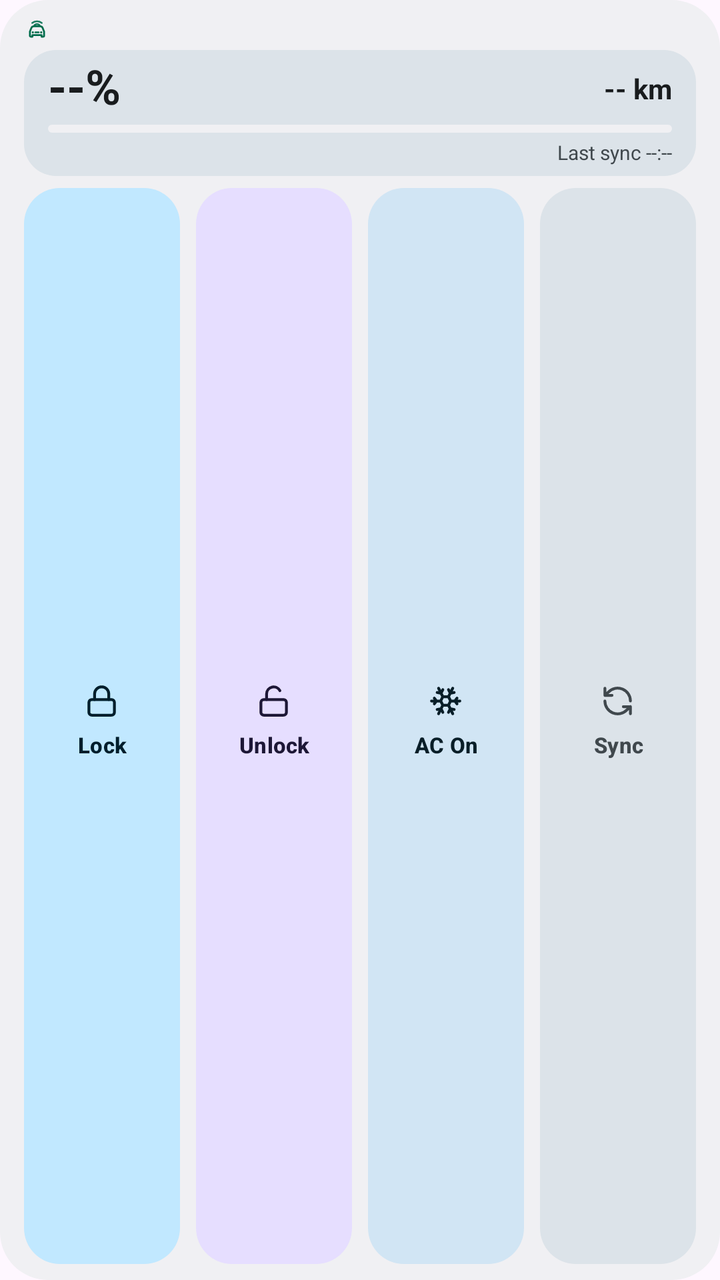
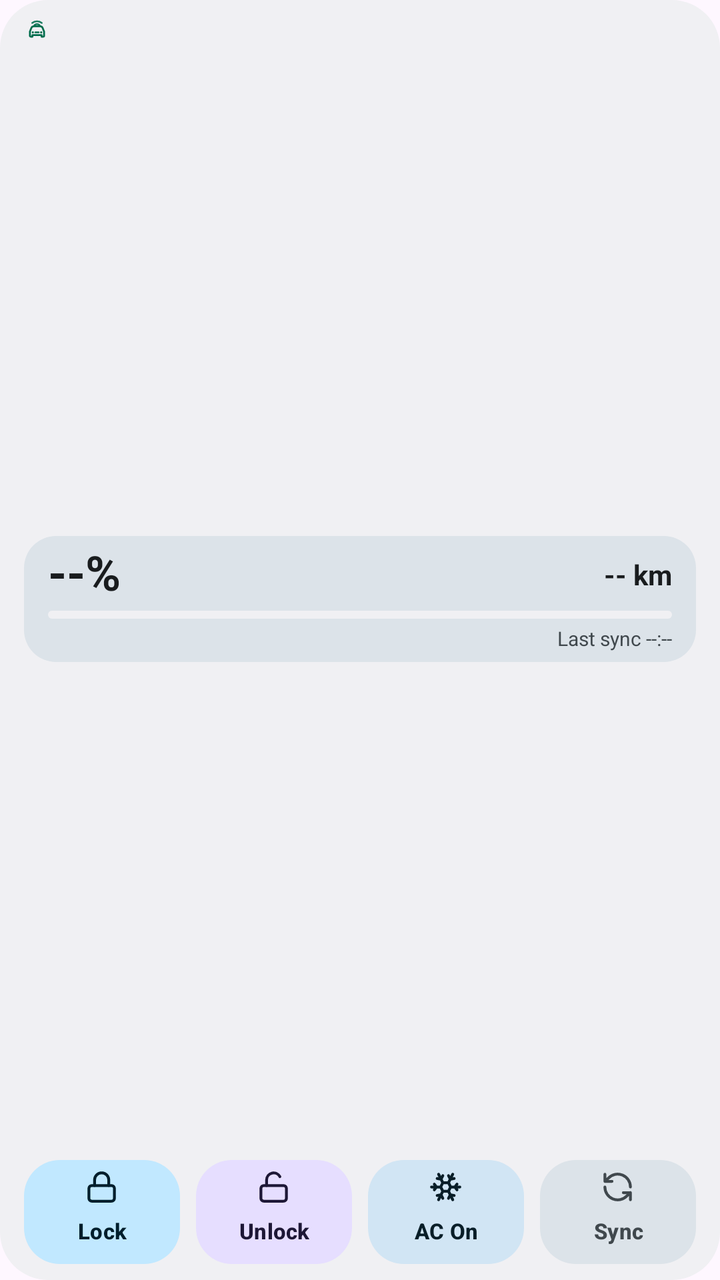

The first picture is an Android layout as it rendered before a commit; the second is the same layout after the commit. The layout source and the unified diff follow.
<!-- AndroidManifest.xml: application theme Theme.BydWatch -->
<!-- res/layout/widget_vehicle.xml -->
<?xml version="1.0" encoding="utf-8"?>
<LinearLayout xmlns:android="http://schemas.android.com/apk/res/android"
    android:id="@+id/widgetRoot"
    android:layout_width="match_parent"
    android:layout_height="match_parent"
    android:background="@drawable/bg_widget_card"
    android:orientation="vertical"
    android:paddingHorizontal="12dp"
    android:paddingVertical="8dp">

    <include layout="@layout/include_widget_4x2_header" />

    
    <LinearLayout
        android:id="@+id/layoutWidgetBatteryCard"
        android:layout_width="match_parent"
        android:layout_height="wrap_content"
        android:layout_marginBottom="6dp"
        android:background="@drawable/bg_widget_subcard"
        android:gravity="center_vertical"
        android:orientation="vertical"
        android:paddingHorizontal="12dp"
        android:paddingVertical="5dp">

        <LinearLayout
            android:layout_width="match_parent"
            android:layout_height="wrap_content"
            android:gravity="center_vertical"
            android:orientation="horizontal">

            <TextView
                android:id="@+id/tvWidgetSoc"
                android:layout_width="wrap_content"
                android:layout_height="wrap_content"
                android:includeFontPadding="false"
                android:text="--%"
                android:textColor="@color/widget_on_surface"
                android:textSize="24sp"
                android:textStyle="bold" />

            <TextView
                android:id="@+id/tvWidgetRange"
                android:layout_width="0dp"
                android:layout_height="wrap_content"
                android:layout_marginStart="10dp"
                android:layout_weight="1"
                android:ellipsize="end"
                android:gravity="end"
                android:maxLines="1"
                android:text="-- km"
                android:textColor="@color/widget_on_surface"
                android:textSize="14sp"
                android:textStyle="bold" />
        </LinearLayout>

        <ProgressBar
            android:id="@+id/pbWidgetSoc"
            style="?android:attr/progressBarStyleHorizontal"
            android:layout_width="match_parent"
            android:layout_height="4dp"
            android:layout_marginTop="4dp"
            android:max="100"
            android:progress="0"
            android:progressDrawable="@drawable/progress_widget_soc_on_card" />

        <LinearLayout
            android:layout_width="match_parent"
            android:layout_height="wrap_content"
            android:layout_marginTop="3dp"
            android:gravity="center_vertical"
            android:orientation="horizontal">

            <LinearLayout
                android:layout_width="0dp"
                android:layout_height="wrap_content"
                android:layout_weight="1"
                android:orientation="horizontal">

                <TextView
                    android:id="@+id/tvWidgetBatteryMeta"
                    android:layout_width="wrap_content"
                    android:layout_height="wrap_content"
                    android:ellipsize="end"
                    android:maxLines="1"
                    android:textColor="@color/widget_on_surface_variant"
                    android:textSize="10sp"
                    android:visibility="gone" />
            </LinearLayout>

            <TextView
                android:id="@+id/tvWidgetLastSync"
                android:layout_width="wrap_content"
                android:layout_height="wrap_content"
                android:layout_marginStart="8dp"
                android:ellipsize="end"
                android:maxLines="1"
                android:text="Last sync --:--"
                android:textColor="@color/widget_on_surface_variant"
                android:textSize="10sp" />
        </LinearLayout>
    </LinearLayout>

    
    <FrameLayout
        android:id="@+id/layoutWidgetLocationBar"
        android:layout_width="0dp"
        android:layout_height="0dp"
        android:visibility="gone" />

    <include layout="@layout/include_widget_4x2_actions" />
</LinearLayout>
<!-- res/layout/include_widget_4x2_header.xml (included above) -->
<?xml version="1.0" encoding="utf-8"?>
<LinearLayout xmlns:android="http://schemas.android.com/apk/res/android"
    android:id="@+id/widgetHeader"
    android:layout_width="match_parent"
    android:layout_height="wrap_content"
    android:layout_marginBottom="4dp"
    android:gravity="center_vertical"
    android:orientation="horizontal">

    <LinearLayout
        android:layout_width="0dp"
        android:layout_height="wrap_content"
        android:layout_weight="1"
        android:gravity="center_vertical"
        android:orientation="horizontal">

        <ImageView
            android:id="@+id/ivWidgetBrandLogo"
            android:layout_width="13dp"
            android:layout_height="13dp"
            android:layout_marginEnd="5dp"
            android:contentDescription="@string/app_name"
            android:src="@drawable/ic_ev_watch_logo"
            android:tint="@color/accent_emerald" />

        <TextView
            android:id="@+id/tvWidgetCarModel"
            android:layout_width="0dp"
            android:layout_height="wrap_content"
            android:layout_weight="1"
            android:ellipsize="end"
            android:maxLines="1"
            android:textColor="@color/widget_on_surface"
            android:textSize="11sp"
            android:textStyle="bold"
            android:visibility="gone" />
    </LinearLayout>

    <TextView
        android:id="@+id/tvWidgetBanner"
        android:layout_width="wrap_content"
        android:layout_height="wrap_content"
        android:layout_marginStart="4dp"
        android:background="@drawable/bg_widget_chip"
        android:ellipsize="end"
        android:maxLines="1"
        android:paddingHorizontal="7dp"
        android:paddingVertical="2.5dp"
        android:text="Ready"
        android:textColor="@color/widget_on_surface_variant"
        android:textSize="10sp"
        android:textStyle="bold"
        android:visibility="gone" />

    <TextView
        android:id="@+id/tvWidgetLockStatus"
        android:layout_width="wrap_content"
        android:layout_height="wrap_content"
        android:layout_marginStart="4dp"
        android:background="@drawable/bg_widget_chip"
        android:maxLines="1"
        android:paddingHorizontal="7dp"
        android:paddingVertical="2.5dp"
        android:text="Locked"
        android:textColor="@color/widget_on_surface_variant"
        android:textSize="10sp"
        android:textStyle="bold"
        android:visibility="gone" />

    <TextView
        android:id="@+id/tvWidgetAcStatus"
        android:layout_width="wrap_content"
        android:layout_height="wrap_content"
        android:layout_marginStart="4dp"
        android:background="@drawable/bg_widget_chip"
        android:maxLines="1"
        android:paddingHorizontal="7dp"
        android:paddingVertical="2.5dp"
        android:text="AC Off"
        android:textColor="@color/widget_on_surface_variant"
        android:textSize="10sp"
        android:textStyle="bold"
        android:visibility="gone" />
</LinearLayout>
<!-- res/layout/include_widget_4x2_actions.xml (included above) -->
<?xml version="1.0" encoding="utf-8"?>
<LinearLayout xmlns:android="http://schemas.android.com/apk/res/android"
    android:layout_width="match_parent"
    android:layout_height="0dp"
    android:layout_weight="1"
    android:orientation="horizontal">

    <LinearLayout
        android:id="@+id/tileWidgetLock"
        android:layout_width="0dp"
        android:layout_height="match_parent"
        android:layout_marginEnd="4dp"
        android:layout_weight="1"
        android:background="@drawable/bg_widget_btn_primary"
        android:gravity="center"
        android:orientation="vertical"
        android:paddingHorizontal="4dp">

        <ImageView
            android:id="@+id/ivWidgetLock"
            android:layout_width="17dp"
            android:layout_height="17dp"
            android:layout_marginBottom="2dp"
            android:importantForAccessibility="no"
            android:src="@drawable/ic_slot_lock"
            android:tint="@color/widget_on_primary_container" />

        <Button
            android:id="@+id/btnWidgetLock"
            android:layout_width="match_parent"
            android:layout_height="wrap_content"
            android:background="@android:color/transparent"
            android:ellipsize="end"
            android:gravity="center"
            android:maxLines="1"
            android:minWidth="0dp"
            android:minHeight="0dp"
            android:padding="0dp"
            android:stateListAnimator="@null"
            android:text="Lock"
            android:textAllCaps="false"
            android:textColor="@color/widget_on_primary_container"
            android:textSize="11sp"
            android:textStyle="bold" />
    </LinearLayout>

    <LinearLayout
        android:id="@+id/tileWidgetUnlock"
        android:layout_width="0dp"
        android:layout_height="match_parent"
        android:layout_marginHorizontal="4dp"
        android:layout_weight="1"
        android:background="@drawable/bg_widget_btn_tertiary"
        android:gravity="center"
        android:orientation="vertical"
        android:paddingHorizontal="4dp">

        <ImageView
            android:id="@+id/ivWidgetUnlock"
            android:layout_width="17dp"
            android:layout_height="17dp"
            android:layout_marginBottom="2dp"
            android:importantForAccessibility="no"
            android:src="@drawable/ic_slot_unlock"
            android:tint="@color/widget_on_tertiary_container" />

        <Button
            android:id="@+id/btnWidgetUnlock"
            android:layout_width="match_parent"
            android:layout_height="wrap_content"
            android:background="@android:color/transparent"
            android:ellipsize="end"
            android:gravity="center"
            android:maxLines="1"
            android:minWidth="0dp"
            android:minHeight="0dp"
            android:padding="0dp"
            android:stateListAnimator="@null"
            android:text="Unlock"
            android:textAllCaps="false"
            android:textColor="@color/widget_on_tertiary_container"
            android:textSize="11sp"
            android:textStyle="bold" />
    </LinearLayout>

    <LinearLayout
        android:id="@+id/tileWidgetAc"
        android:layout_width="0dp"
        android:layout_height="match_parent"
        android:layout_marginHorizontal="4dp"
        android:layout_weight="1"
        android:background="@drawable/bg_widget_btn_secondary"
        android:gravity="center"
        android:orientation="vertical"
        android:paddingHorizontal="4dp">

        <ImageView
            android:id="@+id/ivWidgetAc"
            android:layout_width="17dp"
            android:layout_height="17dp"
            android:layout_marginBottom="2dp"
            android:importantForAccessibility="no"
            android:src="@drawable/ic_slot_ac"
            android:tint="@color/widget_on_secondary_container" />

        <Button
            android:id="@+id/btnWidgetAc"
            android:layout_width="match_parent"
            android:layout_height="wrap_content"
            android:background="@android:color/transparent"
            android:ellipsize="end"
            android:gravity="center"
            android:maxLines="1"
            android:minWidth="0dp"
            android:minHeight="0dp"
            android:padding="0dp"
            android:stateListAnimator="@null"
            android:text="AC On"
            android:textAllCaps="false"
            android:textColor="@color/widget_on_secondary_container"
            android:textSize="11sp"
            android:textStyle="bold" />
    </LinearLayout>

    <LinearLayout
        android:id="@+id/tileWidgetRefresh"
        android:layout_width="0dp"
        android:layout_height="match_parent"
        android:layout_marginStart="4dp"
        android:layout_weight="1"
        android:background="@drawable/bg_widget_btn_tonal"
        android:gravity="center"
        android:orientation="vertical"
        android:paddingHorizontal="4dp">

        <ImageView
            android:id="@+id/ivWidgetRefresh"
            android:layout_width="17dp"
            android:layout_height="17dp"
            android:layout_marginBottom="2dp"
            android:importantForAccessibility="no"
            android:src="@drawable/ic_slot_sync"
            android:tint="@color/widget_on_surface_variant" />

        <Button
            android:id="@+id/btnWidgetRefresh"
            android:layout_width="match_parent"
            android:layout_height="wrap_content"
            android:background="@android:color/transparent"
            android:ellipsize="end"
            android:gravity="center"
            android:maxLines="1"
            android:minWidth="0dp"
            android:minHeight="0dp"
            android:padding="0dp"
            android:stateListAnimator="@null"
            android:text="Sync"
            android:textAllCaps="false"
            android:textColor="@color/widget_on_surface_variant"
            android:textSize="11sp"
            android:textStyle="bold" />
    </LinearLayout>
</LinearLayout>
<!-- resources referenced by this layout -->
<resources>
  <color name="accent_emerald">#006C4C</color>
  <color name="widget_on_primary_container">#002114</color>
  <color name="widget_on_secondary_container">#001E30</color>
  <color name="widget_on_surface">#181D1A</color>
  <color name="widget_on_surface_variant">#414944</color>
  <color name="widget_on_tertiary_container">#2B1700</color>
  <!-- drawable bg_widget_btn_primary (drawable) -->
  <?xml version="1.0" encoding="utf-8"?>
  <shape xmlns:android="http://schemas.android.com/apk/res/android"
      android:shape="rectangle">
      <solid android:color="@color/widget_primary_container" />
      <corners android:radius="18dp" />
  </shape>
  <!-- drawable bg_widget_btn_secondary (drawable) -->
  <?xml version="1.0" encoding="utf-8"?>
  <shape xmlns:android="http://schemas.android.com/apk/res/android"
      android:shape="rectangle">
      <solid android:color="@color/widget_secondary_container" />
      <corners android:radius="18dp" />
  </shape>
  <!-- drawable bg_widget_btn_tertiary (drawable) -->
  <?xml version="1.0" encoding="utf-8"?>
  <shape xmlns:android="http://schemas.android.com/apk/res/android"
      android:shape="rectangle">
      <solid android:color="@color/widget_tertiary_container" />
      <corners android:radius="18dp" />
  </shape>
  <!-- drawable bg_widget_btn_tonal (drawable) -->
  <?xml version="1.0" encoding="utf-8"?>
  <shape xmlns:android="http://schemas.android.com/apk/res/android"
      android:shape="rectangle">
      <solid android:color="@color/widget_surface_variant" />
      <corners android:radius="18dp" />
  </shape>
  <!-- drawable bg_widget_card (drawable) -->
  <?xml version="1.0" encoding="utf-8"?>
  <shape xmlns:android="http://schemas.android.com/apk/res/android"
      android:shape="rectangle">
      <solid android:color="@color/widget_surface" />
      <corners android:radius="24dp" />
  </shape>
  <!-- drawable bg_widget_chip (drawable) -->
  <?xml version="1.0" encoding="utf-8"?>
  <shape xmlns:android="http://schemas.android.com/apk/res/android"
      android:shape="rectangle">
      <solid android:color="@color/widget_surface_variant" />
      <corners android:radius="999dp" />
  </shape>
  <!-- drawable bg_widget_subcard (drawable) -->
  <?xml version="1.0" encoding="utf-8"?>
  <shape xmlns:android="http://schemas.android.com/apk/res/android"
      android:shape="rectangle">
      <solid android:color="@color/widget_surface_variant" />
      <corners android:radius="16dp" />
  </shape>
  <!-- drawable ic_slot_sync (drawable) -->
  <?xml version="1.0" encoding="utf-8"?>
  <vector xmlns:android="http://schemas.android.com/apk/res/android"
      android:width="24dp"
      android:height="24dp"
      android:viewportWidth="24"
      android:viewportHeight="24">
      <path
          android:fillColor="@android:color/transparent"
          android:strokeColor="#FFFFFF"
          android:strokeLineCap="round"
          android:strokeLineJoin="round"
          android:strokeWidth="2"
          android:pathData="M21,12a9,9 0 0,0 -15.5,-6.3L3,8 M3,3v5h5 M3,12a9,9 0 0,0 15.5,6.3L21,16 M21,21v-5h-5" />
  </vector>
  <string name="app_name">BYD Open Remote</string>
  <color name="widget_primary_container">#9FF2CE</color>
  <color name="widget_secondary_container">#CBE6FF</color>
  <color name="widget_tertiary_container">#FFE0B2</color>
  <color name="widget_surface_variant">#E3EBE6</color>
  <color name="widget_surface">#F3F7F4</color>
  <color name="bg_obsidian">#F6F8F7</color>
  <color name="accent_cyan">#00658E</color>
  <style name="Widget.BydWatch.TextInputLayout" parent="Widget.Material3.TextInputLayout.OutlinedBox">
          <item name="boxCornerRadiusTopStart">16dp</item>
          <item name="boxCornerRadiusTopEnd">16dp</item>
          <item name="boxCornerRadiusBottomStart">16dp</item>
          <item name="boxCornerRadiusBottomEnd">16dp</item>
          <item name="boxStrokeWidth">1dp</item>
          <item name="boxStrokeWidthFocused">2dp</item>
      </style>
  <!-- unchanged entries left out for length: 6 -->
</resources>

<!-- the commit's change to res/layout/widget_vehicle.xml (unified diff, before → after) -->
@@ -9,6 +9,12 @@
     android:paddingVertical="8dp">
 
     <include layout="@layout/include_widget_4x2_header" />
+
+    
+    <FrameLayout
+        android:layout_width="match_parent"
+        android:layout_height="0dp"
+        android:layout_weight="1" />
 
     
     <LinearLayout
@@ -106,6 +112,12 @@
         android:layout_width="0dp"
         android:layout_height="0dp"
         android:visibility="gone" />
+
+    
+    <FrameLayout
+        android:layout_width="match_parent"
+        android:layout_height="0dp"
+        android:layout_weight="1" />
 
     <include layout="@layout/include_widget_4x2_actions" />
 </LinearLayout>
@@ -198,8 +210,7 @@
 <?xml version="1.0" encoding="utf-8"?>
 <LinearLayout xmlns:android="http://schemas.android.com/apk/res/android"
     android:layout_width="match_parent"
-    android:layout_height="0dp"
-    android:layout_weight="1"
+    android:layout_height="52dp"
     android:orientation="horizontal">
 
     <LinearLayout
